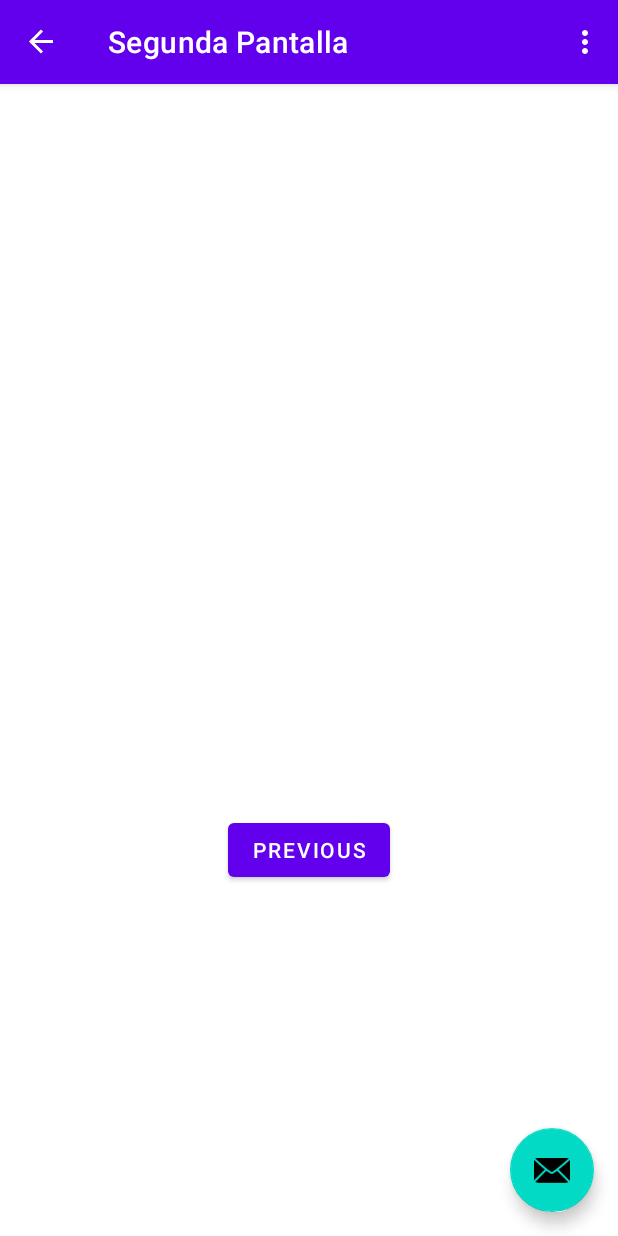
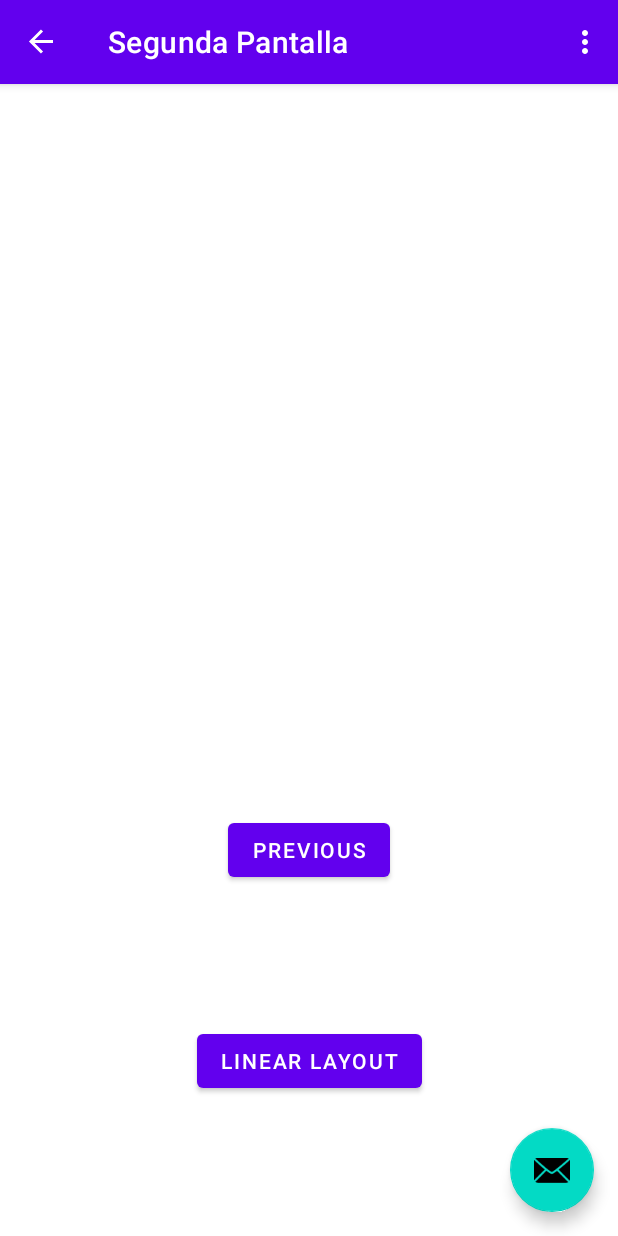
Before and after one commit to zavaletadev/t196-dapps, an Android app: the SecondFragment screen opened through its navigation route, on a phone screen of 412 x 824 dp. Run offline under Robolectric (Android 15) with nearby library versions, the phone set to English and light mode, and no system bars; our stand-ins replace navigation-ui.

Commit message:
Ejemplo de Nav por fragmentos

```diff
--- a/app/build.gradle
+++ b/app/build.gradle
@@ -37,6 +37,7 @@ dependencies {
     implementation 'androidx.constraintlayout:constraintlayout:2.0.4'
     implementation 'androidx.navigation:navigation-fragment:2.3.5'
     implementation 'androidx.navigation:navigation-ui:2.3.5'
+    implementation 'androidx.legacy:legacy-support-v4:1.0.0'
     testImplementation 'junit:junit:4.+'
     androidTestImplementation 'androidx.test.ext:junit:1.1.2'
     androidTestImplementation 'androidx.test.espresso:espresso-core:3.3.0'
--- a/app/src/main/java/mx/edu/uteq/dapps/holamundo196/SecondFragment.java
+++ b/app/src/main/java/mx/edu/uteq/dapps/holamundo196/SecondFragment.java
@@ -35,6 +35,29 @@ private FragmentSecondBinding binding;
                         .navigate(R.id.action_SecondFragment_to_FirstFragment);
             }
         });
+
+        /*
+        binding es una variable que permite conectar a la vista
+        con el controlador por medio de los id's de los elementos
+         */
+        binding.btnLinear.setOnClickListener(new View.OnClickListener() {
+            @Override
+            public void onClick(View v) {
+                /*
+                Mandamos llamar a la accion con el id
+                @id/action_SF_to_LF para ir a esa ventana
+
+                El metodo navigate te utiliza 2 parámetros para funcionar
+                1.- Es la referencia a esta clase
+                2.- El id de la acción a donde quiero ir
+                 */
+                NavHostFragment.findNavController(
+                        SecondFragment.this
+                ).navigate(
+                        R.id.action_SF_to_LF
+                );
+            }
+        });
     }
 
 @Override
--- a/app/src/main/res/layout/fragment_second.xml
+++ b/app/src/main/res/layout/fragment_second.xml
@@ -27,4 +27,14 @@
         app:layout_constraintEnd_toEndOf="parent"
         app:layout_constraintBottom_toBottomOf="parent"
         />
+
+    <Button
+        android:id="@+id/btnLinear"
+        android:layout_width="wrap_content"
+        android:layout_height="wrap_content"
+        android:text="Linear Layout"
+        app:layout_constraintBottom_toBottomOf="parent"
+        app:layout_constraintEnd_toEndOf="parent"
+        app:layout_constraintStart_toStartOf="parent"
+        app:layout_constraintTop_toBottomOf="@+id/button_second" />
 </androidx.constraintlayout.widget.ConstraintLayout>
--- a/app/src/main/res/navigation/nav_graph.xml
+++ b/app/src/main/res/navigation/nav_graph.xml
@@ -9,7 +9,7 @@
     Los id dentro de un elemento XML en android
     son indexables (referencias a recursos) por lo tanto
     deben indicarse con la nomenclatura
-    @+id/_NOMBRE_ID
+    @+id/_NOMBRE_ID_
     **Los ID son irrepetibles en el mismo layout
     -->
 
@@ -23,6 +23,7 @@
             android:id="@+id/action_FirstFragment_to_SecondFragment"
             app:destination="@id/SecondFragment" />
     </fragment>
+
     <fragment
         android:id="@+id/SecondFragment"
         android:name="mx.edu.uteq.dapps.holamundo196.SecondFragment"
@@ -32,5 +33,33 @@
         <action
             android:id="@+id/action_SecondFragment_to_FirstFragment"
             app:destination="@id/FirstFragment" />
+
+        <!--
+        Las acciones dentro de un fragmento hacen referencia
+        al siguiente elemento donde queramos navegar
+        necesitamos 2 atributos:
+        1.- Crear un id
+        2.- indicar a donde va la acción
+        -->
+        <action
+            android:id="@+id/action_SF_to_LF"
+            app:destination="@id/LinearFragment" />
+    </fragment>
+
+    <!--
+    Los fragmentos necesitan la siguiente información para utilizarse
+    1.- El id del fragmento
+    2.- Clase asociada
+    3.- Título de la vista
+    4.- El layout con los componentes de la view
+    -->
+
+    <fragment
+        android:id="@+id/LinearFragment"
+        android:name="mx.edu.uteq.dapps.holamundo196.LinearFragment"
+        android:label="Ejemplo Linear Layout"
+        tools:layout="@layout/fragment_linear"
+        >
+
     </fragment>
 </navigation>
--- a/app/src/main/res/values/strings.xml
+++ b/app/src/main/res/values/strings.xml
@@ -9,4 +9,6 @@
 
     <string name="hello_first_fragment">Hello first fragment</string>
     <string name="hello_second_fragment">Hello second fragment. Arg: %1$s</string>
+    <!-- TODO: Remove or change this placeholder text -->
+    <string name="hello_blank_fragment">Hello blank fragment</string>
 </resources>
```
Also changed, not shown: app/src/main/java/mx/edu/uteq/dapps/holamundo196/LinearFragment.java (added, +63 -0 lines), app/src/main/res/layout/fragment_linear.xml (added, +14 -0 lines).
